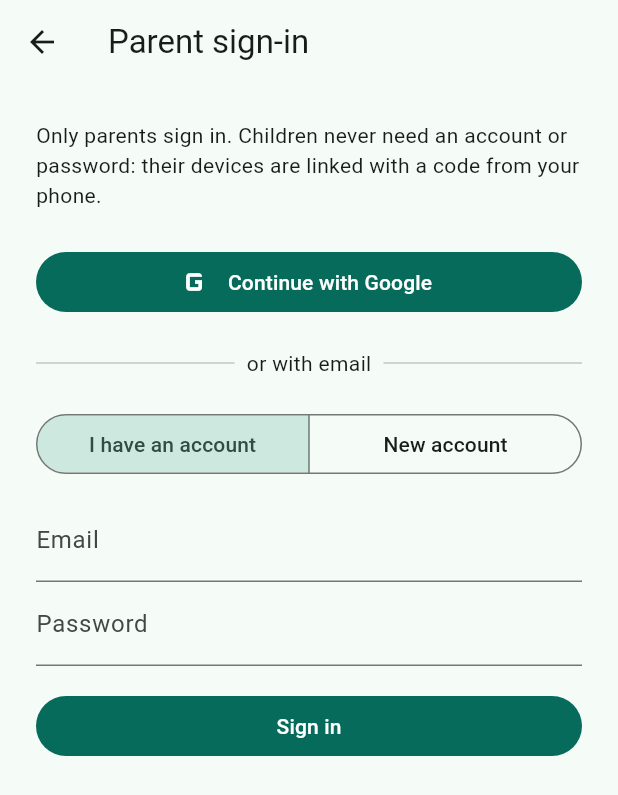
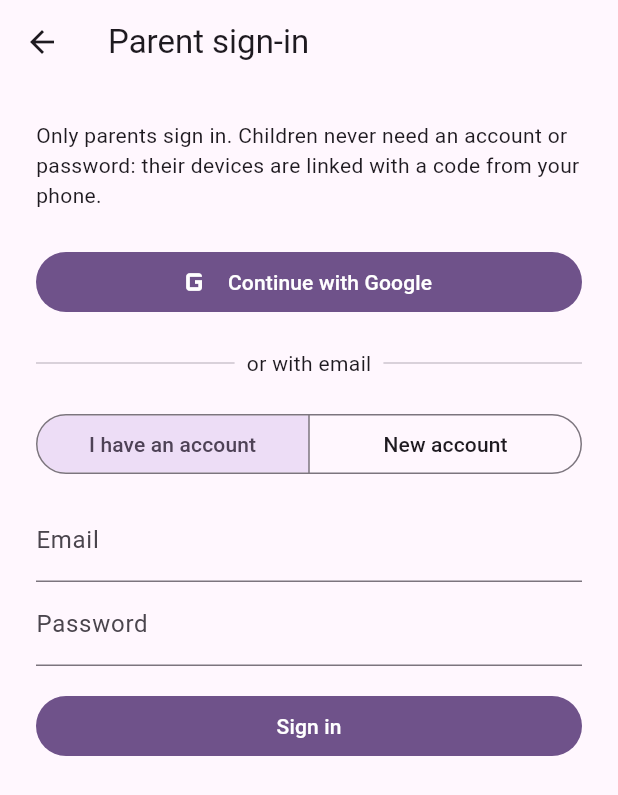
Before and after one commit to nosheenfathima02-cmd/Kids-behvaiour, a Flutter app: the screen it shows after launch, after a tap on "I'm a parent", on a phone screen of 412 x 824 dp. Shown: the top 795 px of the screen. Run offline on Flutter 3.47's test engine with Material 3 defaults, Android fonts, the phone set to English and light mode, and no system bars; our stand-ins replace adhan, cloud_firestore, firebase_auth, firebase_core, firebase_messaging, flutter_local_notifications and 6 more; missing offline and left inert: mobile_scanner; accounts and stored records are empty.

Commit message:
New look from the Super Mom artwork; clearer Classroom connection
- Purple, pink and gold colours; the artwork on the welcome and setup
  screens; app icon (mother and daughter) for Android, iOS, web, the
  store and the website. New children default to the pink theme.
- Classroom: classes are looked up where the account is a student or a
  teacher, the connected classes are listed in the School tab, and the
  sync message names the classes found (or says the account is in none).
- Tests scroll to buttons before tapping them.

Co-Authored-By: Claude Opus 5.5 <noreply@anthropic.com>
Claude-Session: https://claude.ai/code/session_016moJne2cAARkjkF5jKrKmD

```diff
--- a/app/lib/main.dart
+++ b/app/lib/main.dart
@@ -10,7 +10,9 @@ import 'screens/welcome_screen.dart';
 import 'store.dart';
 import 'widgets.dart';
 
-const brandColor = Color(0xFF0D6B5B);
+// Super Mom colours (from the app's artwork): deep purple, pink and gold.
+const brandColor = Color(0xFF5E2B8C);
+const brandPink = Color(0xFFE2457E);
 
 /// `--dart-define=USE_EMULATOR=true` talks to the local Firebase emulator
 /// instead of the real project. Use EMULATOR_HOST=10.0.2.2 for an Android emulator.
@@ -32,7 +34,13 @@ Future<void> main() async {
 }
 
 ThemeData buildTheme(Color seed, Brightness brightness) => ThemeData(
-  colorScheme: ColorScheme.fromSeed(seedColor: seed, brightness: brightness),
+  colorScheme: ColorScheme.fromSeed(
+    seedColor: seed,
+    brightness: brightness,
+    secondary: seed == brandColor && brightness == Brightness.light
+        ? brandPink
+        : null,
+  ),
   useMaterial3: true,
   cardTheme: const CardThemeData(elevation: 0),
 );
--- a/app/lib/models.dart
+++ b/app/lib/models.dart
@@ -177,6 +177,9 @@ class Kid {
   /// The school Google account last used to import from Google Classroom.
   String? classroomEmail;
 
+  /// Names of the Classroom classes found with that account.
+  List<String> classroomClasses = [];
+
   List<Reward> rewards;
   int? wishIndex;
 
@@ -203,6 +206,7 @@ class Kid {
     ayahTotal = o.ayahTotal;
     rewards = o.rewards;
     classroomEmail = o.classroomEmail;
+    classroomClasses = o.classroomClasses;
   }
 
   /// The fields that stay from week to week (families/{fid}/kids/{id}).
@@ -229,13 +233,15 @@ class Kid {
     'ayahDone': ayahDone,
     'ayahTotal': ayahTotal,
     'classroomEmail': classroomEmail,
+    'classroomClasses': classroomClasses,
     'rewards': rewards.map((r) => r.toJson()).toList(),
     'wishIndex': wishIndex,
     'checks': checks.map((k, v) => MapEntry(k, v.name)),
     'timeouts': timeouts.map((t) => t.toJson()).toList(),
   };
 
-  factory Kid.fromJson(Map<String, dynamic> j) => Kid(
+  factory Kid.fromJson(Map<String, dynamic> j) =>
+      Kid(
           id: j['id'] as String,
           name: j['name'] as String,
           age: j['age'] as int,
@@ -250,13 +256,18 @@ class Kid {
               .toList(),
           wishIndex: j['wishIndex'] as int?,
           checks: ((j['checks'] as Map?) ?? {}).map(
-      (k, v) =>
-          MapEntry(k as String, _enumByName(DoneBy.values, v, DoneBy.kid)),
+            (k, v) => MapEntry(
+              k as String,
+              _enumByName(DoneBy.values, v, DoneBy.kid),
+            ),
           ),
           timeouts: ((j['timeouts'] as List?) ?? [])
               .map((e) => TimeOut.fromJson(asMap(e)))
               .toList(),
-  );
+        )
+        ..classroomClasses = [
+          for (final c in (j['classroomClasses'] as List?) ?? const []) '$c',
+        ];
 }
 
 class PrayerSettings {
--- a/app/lib/screens/welcome_screen.dart
+++ b/app/lib/screens/welcome_screen.dart
@@ -3,6 +3,7 @@ import 'package:flutter/foundation.dart';
 import 'package:flutter/material.dart';
 import 'package:mobile_scanner/mobile_scanner.dart';
 
+import '../main.dart';
 import '../store.dart';
 import '../widgets.dart';
 
@@ -22,15 +23,16 @@ class WelcomeScreen extends StatelessWidget {
               shrinkWrap: true,
               padding: const EdgeInsets.all(24),
               children: [
-                const Icon(Icons.star_rounded, size: 64, color: starGold),
-                Text(
-                  'Super Mom',
-                  style: text.headlineLarge?.copyWith(
-                    fontWeight: FontWeight.w700,
+                ClipRRect(
+                  borderRadius: BorderRadius.circular(24),
+                  // The artwork already carries the "Super Mom" title.
+                  child: Image.asset(
+                    'assets/images/welcome.jpg',
+                    fit: BoxFit.fitWidth,
+                    semanticLabel: 'Super Mom: a mother hugging her daughter',
                   ),
-                  textAlign: TextAlign.center,
                 ),
-                const SizedBox(height: 8),
+                const SizedBox(height: 16),
                 Text(
                   'Assalamu alaikum! Who is using this phone?',
                   style: text.bodyLarge,
@@ -460,3 +462,31 @@ class UnlinkedScreen extends StatelessWidget {
     ),
   );
 }
+
+/// "Super Mom" in the app's purple and pink.
+class SuperMomTitle extends StatelessWidget {
+  const SuperMomTitle({super.key, this.size = 36});
+  final double size;
+
+  @override
+  Widget build(BuildContext context) => Text.rich(
+    TextSpan(
+      style: TextStyle(fontSize: size, fontWeight: FontWeight.w800),
+      children: [
+        TextSpan(
+          text: 'Super ',
+          style: TextStyle(
+            color: Theme.of(context).brightness == Brightness.dark
+                ? const Color(0xFFCDB4EA)
+                : brandColor,
+          ),
+        ),
+        const TextSpan(
+          text: 'Mom',
+          style: TextStyle(color: brandPink),
+        ),
+      ],
+    ),
+    textAlign: TextAlign.center,
+  );
+}
```
Also changed, not shown: app/lib/classroom.dart (+32 -7 lines), app/lib/screens/school_screens.dart (+5 -3 lines), app/lib/screens/setup_screen.dart (+10 -2 lines), app/lib/store.dart (+10 -4 lines), app/pubspec.yaml (+4 -3 lines), app/assets/icon/icon.png, app/assets/icon/icon_foreground.png, app/assets/images/welcome.jpg (added), docs/icon.png, store/graphics/icon-512.png, 45 other files. Lines whose indentation alone changed are shown as unchanged.
